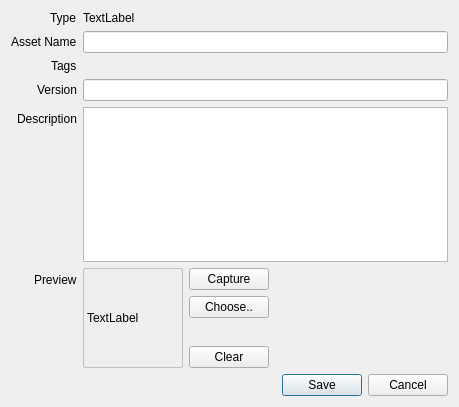
Qt form python3.9libs/assetbrowser/editAsset.ui (Foggyhazel/fh-asset) before a commit.
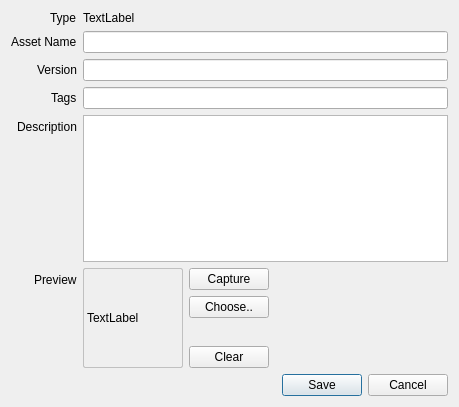
The same form after that commit. Custom widgets are drawn as their Qt base class.

What changed in the file:
```diff
--- a/python3.9libs/assetbrowser/editAsset.ui
+++ b/python3.9libs/assetbrowser/editAsset.ui
@@ -77,25 +77,25 @@
       <widget class="QLineEdit" name="asset_title"/>
      </item>
      <item row="2" column="0">
-      <widget class="QLabel" name="lb_tags">
-       <property name="text">
-        <string>Tags</string>
-       </property>
-      </widget>
-     </item>
-     <item row="2" column="1">
-      <widget class="TagBar" name="asset_tags" native="true"/>
-     </item>
-     <item row="3" column="0">
       <widget class="QLabel" name="lb_version">
        <property name="text">
         <string>Version</string>
        </property>
       </widget>
      </item>
-     <item row="3" column="1">
+     <item row="2" column="1">
       <widget class="QLineEdit" name="asset_version"/>
      </item>
+     <item row="3" column="0">
+      <widget class="QLabel" name="lb_tags">
+       <property name="text">
+        <string>Tags</string>
+       </property>
+      </widget>
+     </item>
+     <item row="3" column="1">
+      <widget class="QLineEdit" name="asset_tags"/>
+     </item>
      <item row="4" column="0">
       <widget class="QLabel" name="lb_description">
        <property name="text">
@@ -214,14 +214,6 @@
    </item>
   </layout>
  </widget>
- <customwidgets>
-  <customwidget>
-   <class>TagBar</class>
-   <extends>QWidget</extends>
-   <header>.tagbar</header>
-   <container>1</container>
-  </customwidget>
- </customwidgets>
  <resources/>
  <connections/>
 </ui>
```
